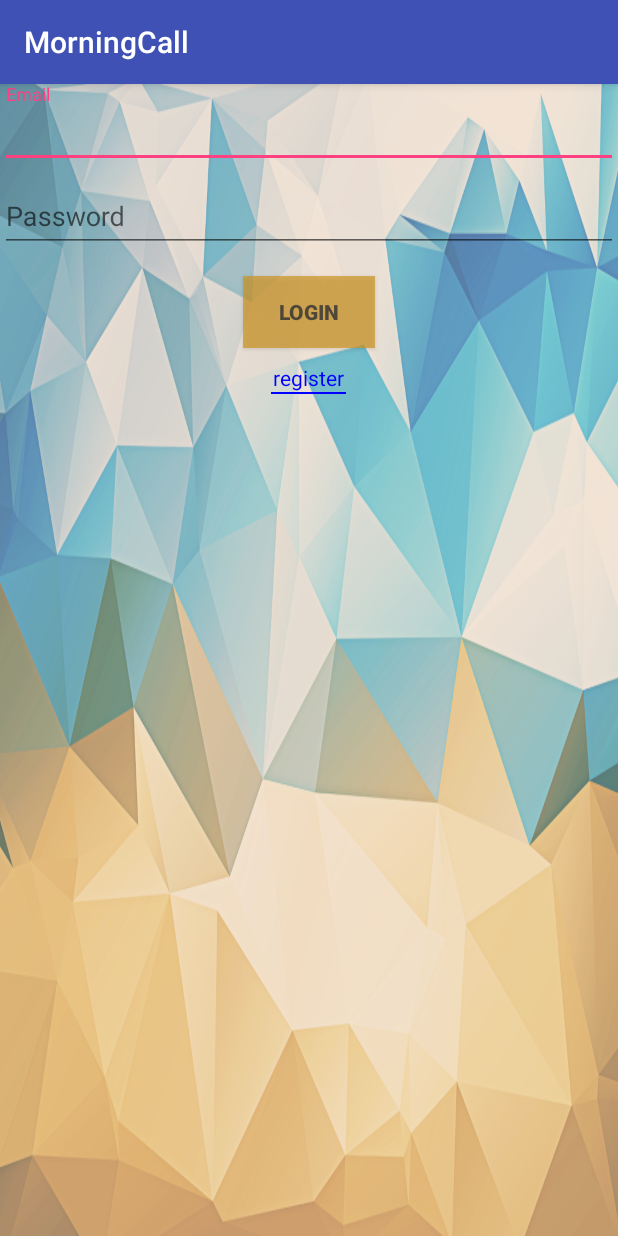
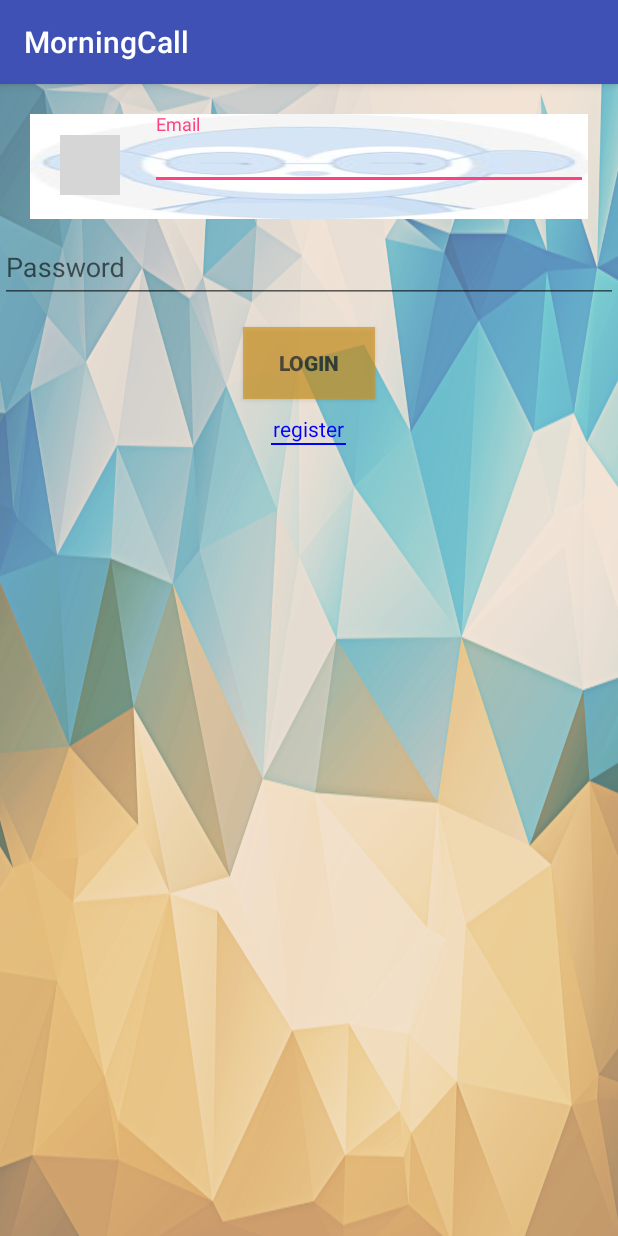
Before and after one commit to chenyuqi990215/MorningCall, an Android app: the LoginActivity screen opened directly, with no data from a screen before it, on a phone screen of 412 x 824 dp. Run offline under Robolectric (Android 15) with nearby library versions, the light colour scheme and no system bars; grey boxes are pictures that could not be loaded.

Commit message:
update login

```diff
--- a/app/src/main/res/layout/activity_login.xml
+++ b/app/src/main/res/layout/activity_login.xml
@@ -16,17 +16,25 @@
         android:layout_marginBottom="12dp"
         android:visibility="gone" />
 
-    <ScrollView
-        android:id="@+id/login_form"
-        android:layout_width="match_parent"
-        android:layout_height="match_parent">
-
         <LinearLayout
             android:id="@+id/email_login_form"
             android:layout_width="match_parent"
             android:layout_height="wrap_content"
             android:orientation="vertical">
-
+            <LinearLayout
+                android:layout_width="match_parent"
+                android:layout_height="70dp"
+                android:gravity="center_horizontal"
+                android:layout_marginLeft="20dp"
+                android:layout_marginRight="20dp"
+                android:layout_marginTop="20dp"
+                android:background="@drawable/portrait">
+                <ImageView
+                    android:layout_width="40dp"
+                    android:layout_height="40dp"
+                    android:layout_marginTop="14dp"
+                    android:layout_marginLeft="20dp"
+                    android:background="@drawable/email"/>
                 <android.support.design.widget.TextInputLayout
                     android:layout_width="match_parent"
                     android:layout_height="wrap_content">
@@ -34,13 +42,16 @@
                     <AutoCompleteTextView
                         android:id="@+id/email"
                         android:layout_width="match_parent"
-                    android:layout_height="wrap_content"
+                        android:layout_height="40dp"
+                        android:layout_marginLeft="20dp"
+                        android:layout_marginTop="20dp"
                         android:hint="Email"
                         android:inputType="textEmailAddress"
                         android:maxLines="1"
                         android:singleLine="true" />
 
                 </android.support.design.widget.TextInputLayout>
+            </LinearLayout>
 
             <android.support.design.widget.TextInputLayout
                 android:layout_width="match_parent"
@@ -85,8 +96,5 @@
                 android:layout_gravity="center"
                 android:background="#0000ff"
                 />
-
-
         </LinearLayout>
-    </ScrollView>
 </LinearLayout>
```
Lines whose indentation alone changed are shown as unchanged.
